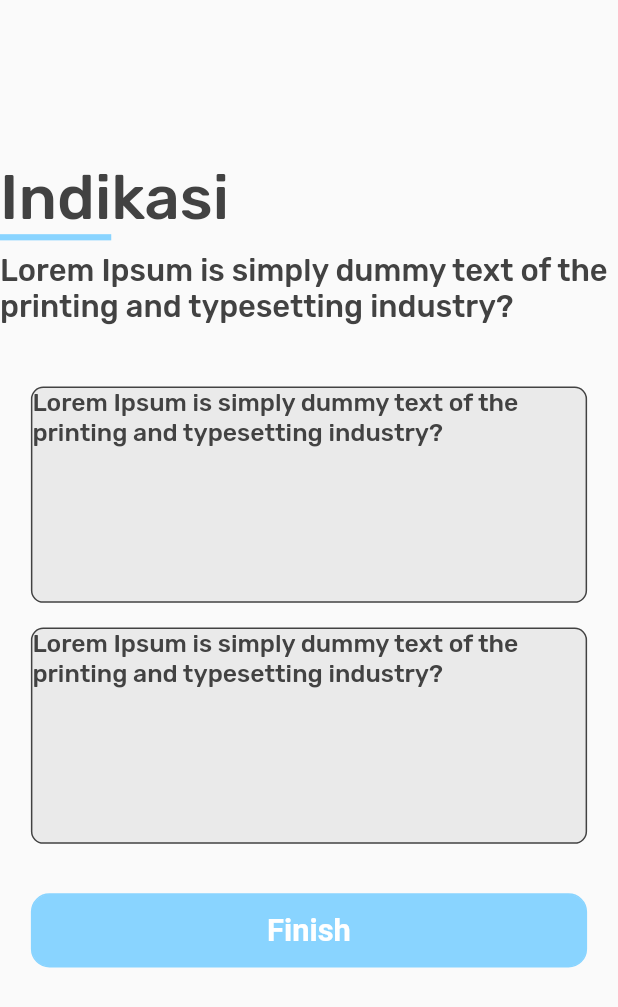
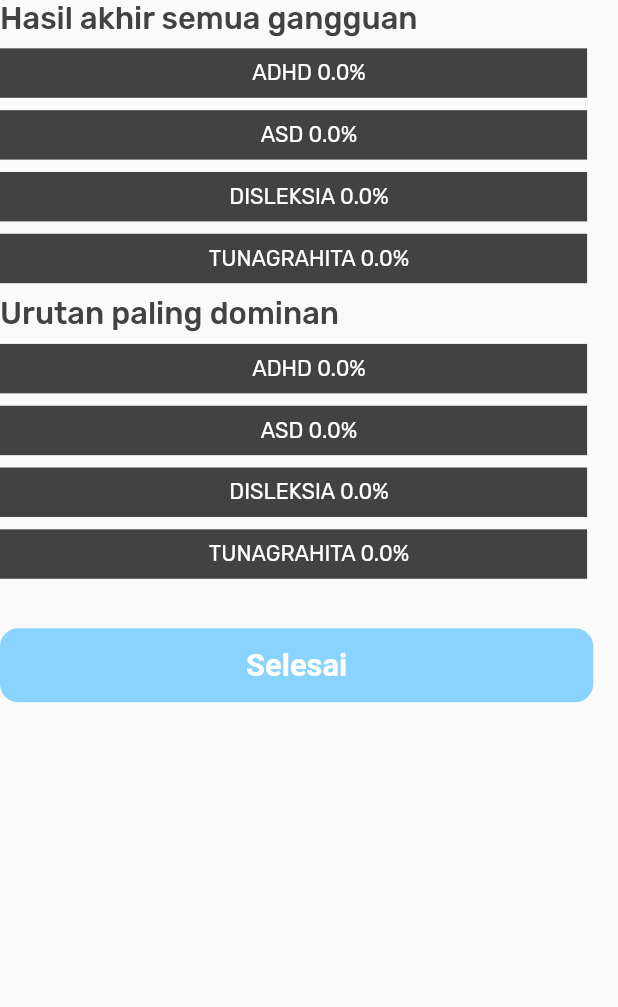
Before and after one commit to Fumaru02/anak-berkebutuhan-khusus, a Flutter app: the IndicationPart widget shown alone on an empty page, opened directly with empty values, on a phone screen of 412 x 824 dp. Shown: the top 1007 px of the screen. Run offline on Flutter 3.47's test engine with Material 3 defaults, Android fonts, the phone set to English and light mode, and no system bars; our stand-ins replace cached_network_image, cloud_firestore, firebase_auth, firebase_core, flutter_html, get and 2 more; accounts and stored records are empty.

Commit message:
fix quisoner

```diff
--- a/lib/view/quisoner/widget/quisoner.dart
+++ b/lib/view/quisoner/widget/quisoner.dart
@@ -27,7 +27,8 @@ class Quisoner extends StatelessWidget {
 
   @override
   Widget build(BuildContext context) {
-    return Column(
+    return Obx(
+      () => Column(
         crossAxisAlignment: CrossAxisAlignment.start,
         children: [
           SpaceSizer(vertical: 5),
@@ -41,22 +42,36 @@ class Quisoner extends StatelessWidget {
             ),
           ),
           RubikTextView(
-          value: 'Quisoner',
+            value: quisonerController.currentPage.value == 45
+                ? 'Indikasi'
+                : 'Quisoner',
             fontWeight: FontWeight.w500,
             size: SizeConfig.safeBlockHorizontal * 10,
             color: AppColors.blackColor,
           ),
           BlueStrip(),
           SpaceSizer(vertical: 1),
-        Container(
+          quisonerController.currentPage.value == 45
+              ? SizedBox()
+              : Container(
                   color: AppColors.blueColor,
                   width: SizeConfig.horizontal(96),
                   child: Center(
-            child: RubikTextView(
-              value: 'ADHD',
+                    child: Obx(
+                      () => RubikTextView(
+                        value: quisonerController.currentPage.value < 12
+                            ? 'ADHD'
+                            : quisonerController.currentPage.value < 25
+                            ? 'ASD'
+                            : quisonerController.currentPage.value < 35
+                            ? 'DISLEKSIA'
+                            : quisonerController.currentPage.value < 45
+                            ? 'TUNAGRAHITA'
+                            : '',
                         fontWeight: FontWeight.w500,
                         size: SizeConfig.safeBlockHorizontal * 5,
                         color: AppColors.whiteColor,
+                      ),
                     ),
                   ),
                 ),
@@ -71,9 +86,16 @@ class Quisoner extends StatelessWidget {
                 quisonerController.currentPage.value = index;
                 log('pagechanged ${index}');
               },
-            itemBuilder: (context, index) => QuisonerPart(
+              itemBuilder: (context, index) => Obx(
+                () => quisonerController.currentPage.value == 45
+                    ? IndicationPart(
+                        animatedController: animatedController,
+                        quisonerController: quisonerController,
+                      )
+                    : QuisonerPart(
                         quisonerModel: quisonerController.quisonerList[index],
                         animatedController: animatedController,
+                      ),
               ),
 
               // IndicationPart(animatedController: animatedController),
@@ -81,6 +103,7 @@ class Quisoner extends StatelessWidget {
             ),
           ),
         ],
+      ),
     );
   }
 }
@@ -116,7 +139,6 @@ class RatePart extends StatelessWidget {
         Center(
           child: Column(
             children: [
-              GreyContainer(),
               SpaceSizer(vertical: 22),
 
               CustomFlatButton(
@@ -133,50 +155,116 @@ class RatePart extends StatelessWidget {
 }
 
 class IndicationPart extends StatelessWidget {
-  const IndicationPart({super.key, required this.animatedController});
+  const IndicationPart({
+    super.key,
+    required this.animatedController,
+    required this.quisonerController,
+  });
 
   final AnimatedController animatedController;
+  final QuisonerController quisonerController;
 
   @override
   Widget build(BuildContext context) {
     return Column(
       crossAxisAlignment: CrossAxisAlignment.start,
       children: [
-        SpaceSizer(vertical: 12),
-
-        SpaceSizer(vertical: 1),
         RubikTextView(
-          value: 'Indikasi',
-          fontWeight: FontWeight.w500,
-          size: SizeConfig.safeBlockHorizontal * 10,
-          color: AppColors.blackColor,
-        ),
-        BlueStrip(),
-
-        SpaceSizer(vertical: 1),
-        RubikTextView(
-          value:
-              'Lorem Ipsum is simply dummy text of the printing and typesetting industry?',
+          value: 'Hasil akhir semua gangguan',
           fontWeight: FontWeight.w500,
           size: SizeConfig.safeBlockHorizontal * 5,
           color: AppColors.blackColor,
         ),
-        SpaceSizer(vertical: 5),
+        SpaceSizer(vertical: 1),
         Center(
           child: Column(
             children: [
-              GreyContainer(),
-              SpaceSizer(vertical: 2),
+              PersentageContainer(
+                title: 'ADHD',
+                persentase: quisonerController.finalScoreADHD.value,
+                colorContainer: AppColors.blackColor,
+              ),
+              SpaceSizer(vertical: 1),
+              PersentageContainer(
+                title: 'ASD',
+                persentase: quisonerController.finalScoreASD.value,
 
-              GreyContainer(),
-              SpaceSizer(vertical: 4),
+                colorContainer: AppColors.blackColor,
+              ),
+              SpaceSizer(vertical: 1),
 
-              CustomFlatButton(
-                text: 'Finish',
-                onTap: () => animatedController.toggleAnimateQuisoner(),
+              PersentageContainer(
+                title: 'DISLEKSIA',
+                persentase: quisonerController.finalScoreDISLEKSIA.value,
+                colorContainer: AppColors.blackColor,
+              ),
+              SpaceSizer(vertical: 1),
+
+              PersentageContainer(
+                title: 'TUNAGRAHITA',
+                persentase: quisonerController.finalScoreTUNAGRAHITA.value,
+                colorContainer: AppColors.blackColor,
+              ),
+            ],
+          ),
+        ),
+        SpaceSizer(vertical: 1),
+        RubikTextView(
+          value: 'Urutan paling dominan',
+          fontWeight: FontWeight.w500,
+          size: SizeConfig.safeBlockHorizontal * 5,
+          color: AppColors.blackColor,
+        ),
+        SpaceSizer(vertical: 1),
+
+        Obx(() {
+          List<Map<String, dynamic>> data = [
+            {'title': 'ADHD', 'value': quisonerController.finalScoreADHD.value},
+            {'title': 'ASD', 'value': quisonerController.finalScoreASD.value},
+            {
+              'title': 'DISLEKSIA',
+              'value': quisonerController.finalScoreDISLEKSIA.value,
+            },
+            {
+              'title': 'TUNAGRAHITA',
+              'value': quisonerController.finalScoreTUNAGRAHITA.value,
+            },
+          ];
+
+          // Debug: print sebelum sorting
+          print('Sebelum sorting: $data');
+
+          // Sorting descending
+          data.sort((a, b) => b['value'].compareTo(a['value']));
+
+          // Debug: print setelah sorting
+          print('Setelah sorting: $data');
+
+          return Column(
+            children: data.map((item) {
+              return Column(
+                children: [
+                  PersentageContainer(
+                    title: item['title'],
+                    persentase: item['value'],
+                    colorContainer: AppColors.blackColor,
                   ),
                   SpaceSizer(vertical: 1),
                 ],
+              );
+            }).toList(),
+          );
+        }),
+        SpaceSizer(vertical: 3),
+
+        Obx(
+          () => CustomFlatButton(
+            loading: quisonerController.isLoading.value,
+            width: 96,
+            text: 'Selesai',
+            onTap: () async {
+              await quisonerController.uploadScoreHistory();
+            },
           ),
         ),
       ],
@@ -184,28 +272,44 @@ class IndicationPart extends StatelessWidget {
   }
 }
 
-class GreyContainer extends StatelessWidget {
-  const GreyContainer({super.key});
+class PersentageContainer extends StatelessWidget {
+  const PersentageContainer({
+    super.key,
+    required this.title,
+    required this.colorContainer,
+    required this.persentase,
+  });
+
+  final String title;
+  final Color colorContainer;
+  final double persentase;
 
   @override
   Widget build(BuildContext context) {
-    return Container(
-      decoration: BoxDecoration(
-        color: AppColors.greyCard,
-        borderRadius: BorderRadius.all(
-          Radius.circular(SizeConfig.horizontal(2)),
+    return Stack(
+      children: [
+        Container(
+          width: SizeConfig.horizontal(95),
+          height: SizeConfig.vertical(4),
+          color: colorContainer,
         ),
-        border: Border.all(color: AppColors.blackColor),
+        Container(
+          width: SizeConfig.horizontal(95 * (persentase / 100)),
+          height: SizeConfig.vertical(4),
+          color: AppColors.maroon,
         ),
-      width: SizeConfig.horizontal(90),
-      height: SizeConfig.horizontal(35),
-      child: RubikTextView(
-        value:
-            'Lorem Ipsum is simply dummy text of the printing and typesetting industry?',
-        fontWeight: FontWeight.w500,
-        size: SizeConfig.safeBlockHorizontal * 4,
-        color: AppColors.blackColor,
+        Center(
+          child: Column(
+            children: [
+              SpaceSizer(vertical: 1),
+              RubikTextView(
+                value: '$title $persentase%',
+                size: SizeConfig.safeBlockHorizontal * 3.5,
               ),
+            ],
+          ),
+        ),
+      ],
     );
   }
 }
@@ -317,13 +421,29 @@ class QuisonerPart extends StatelessWidget {
                 ),
                 SpaceSizer(vertical: 2),
 
-                CustomFlatButton(
-                  text: 'Selanjutnya',
+                quisonerController.selectedIndex.value == -1
+                    ? SizedBox()
+                    : CustomFlatButton(
+                        text: quisonerController.currentPage.value <= 44
+                            ? 'Selanjutnya'
+                            : 'Selesai',
                         onTap: () {
                           quisonerController.saveAllAnswers(approvement.length);
                           log(
-                      quisonerController.selectedAnswerADHD.length.toString(),
+                            quisonerController.selectedAnswerADHD.length
+                                .toString(),
                           );
+                          switch (quisonerController.currentPage.value) {
+                            case 12:
+                            case 25:
+                            case 35:
+                            case 45:
+                              quisonerController.collectiongScore();
+                              break;
+                            case 44:
+                              // Kosong, tidak melakukan apa-apa
+                              break;
+                          }
                         },
                       ),
                 SpaceSizer(vertical: 1),
--- a/lib/view/quisoner/widget/quisoner_welcome.dart
+++ b/lib/view/quisoner/widget/quisoner_welcome.dart
@@ -1,4 +1,5 @@
 import 'package:anak_berkebutuhan_khusus/controller/animated_controller.dart';
+import 'package:anak_berkebutuhan_khusus/controller/frame_controller.dart';
 import 'package:anak_berkebutuhan_khusus/controller/quisoner_controller.dart';
 import 'package:anak_berkebutuhan_khusus/utils/app_colors.dart';
 import 'package:anak_berkebutuhan_khusus/utils/app_fonts.dart';
@@ -10,6 +11,8 @@ import 'package:anak_berkebutuhan_khusus/view/widgets/blue_strip.dart';
 import 'package:anak_berkebutuhan_khusus/view/widgets/custom_flatbutton.dart';
 import 'package:anak_berkebutuhan_khusus/view/widgets/ripple_button.dart';
 import 'package:flutter/material.dart';
+import 'package:get/get.dart';
+import 'package:get/get_core/src/get_main.dart';
 
 class QuisonerWelcome extends StatelessWidget {
   const QuisonerWelcome({
@@ -23,6 +26,7 @@ class QuisonerWelcome extends StatelessWidget {
 
   @override
   Widget build(BuildContext context) {
+    final FrameController frameController = Get.put(FrameController());
     return SizedBox(
       width: SizeConfig.screenWidth,
       child: Column(
@@ -43,6 +47,8 @@ class QuisonerWelcome extends StatelessWidget {
           CustomFlatButton(
             text: 'Mulai',
             onTap: () async {
+              quisonerController.username.value =
+                  frameController.userName.value;
               await quisonerController.getQuisoners();
               animatedController.toggleAnimateQuisoner();
             },
```
Also changed, not shown: lib/controller/quisoner_controller.dart (+183 -5 lines), lib/view/history_view.dart (+1 -7 lines), pubspec.lock, 1 other file. Lines whose indentation alone changed are shown as unchanged.
